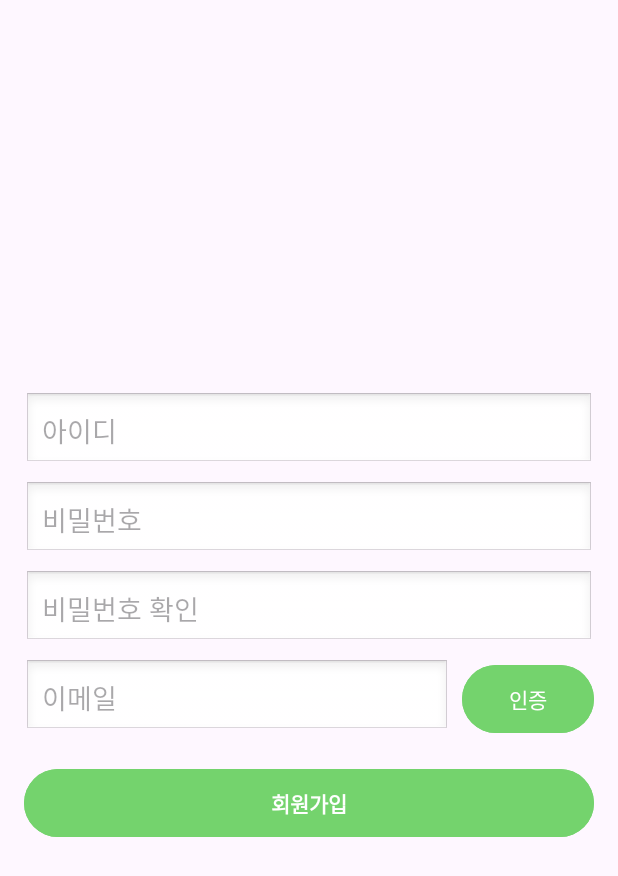
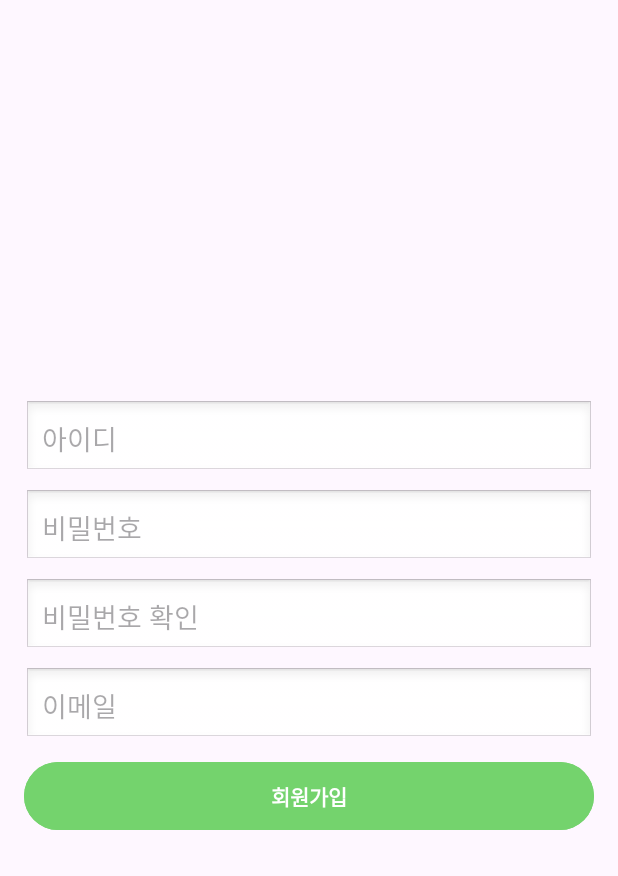
Before and after one commit to riahaaa/ecopath, an Android app: the SignUpActivity screen opened directly, with no data from a screen before it, on a phone screen of 412 x 824 dp. Shown: the top 876 px of the screen. Run offline under Robolectric (Android 15) with nearby library versions, the phone set to English and light mode, and no system bars; our stand-ins replace Firebase (no records; nobody signed in at launch, a user with empty details on screens opened directly).

Commit message:
회원가입 기능 다시 구현 (realtimebase 이용)

```diff
--- a/app/build.gradle.kts
+++ b/app/build.gradle.kts
@@ -40,7 +40,8 @@ dependencies {
     implementation("androidx.core:core-ktx:1.13.1") // Android KTX 라이브러리
     implementation("androidx.appcompat:appcompat:1.7.0") // AppCompat 라이브러리
     implementation("com.google.android.material:material:1.12.0") // Material Components
-    implementation("androidx.constraintlayout:constraintlayout:2.1.4") // ConstraintLayout
+    implementation("androidx.constraintlayout:constraintlayout:2.1.4")
+    implementation("com.google.firebase:firebase-database:21.0.0") // ConstraintLayout
 
     testImplementation("junit:junit:4.13.2") // JUnit 테스트 라이브러리
     androidTestImplementation("androidx.test.ext:junit:1.2.1") // AndroidX 테스트 라이브러리
@@ -54,4 +55,6 @@ dependencies {
 
     // Firebase Firestore
     implementation("com.google.firebase:firebase-firestore-ktx")
+    implementation ("com.google.firebase:firebase-database-ktx:20.3.0")
+
 }
--- a/app/src/main/java/edu/sungshin/ecopath/IntroActivity.kt
+++ b/app/src/main/java/edu/sungshin/ecopath/IntroActivity.kt
@@ -26,6 +26,7 @@ class IntroActivity : AppCompatActivity() {
             // 명시적으로 로그아웃 처리 (세션 초기화)
             auth.signOut()
 
+
             // 로그인 상태에 따라 화면 전환
             val intent = if (auth.currentUser != null) {
                 // 사용자가 로그인되어 있으면 HomeActivity로 이동
--- a/app/src/main/java/edu/sungshin/ecopath/LoginActivity.kt
+++ b/app/src/main/java/edu/sungshin/ecopath/LoginActivity.kt
@@ -57,7 +57,7 @@ class LoginActivity : AppCompatActivity() {
                 if (task.isSuccessful) {
                     // 로그인 성공
                     Toast.makeText(this, "로그인 성공", Toast.LENGTH_SHORT).show()
-                    val intent = Intent(this, MainActivity::class.java)
+                    val intent = Intent(this, HomeActivity::class.java)
                     startActivity(intent)
                     finish()
                 } else {
--- a/app/src/main/res/layout/activity_signup.xml
+++ b/app/src/main/res/layout/activity_signup.xml
@@ -1,8 +1,6 @@
-<!-- activity_sign_up.xml -->
 <LinearLayout xmlns:android="http://schemas.android.com/apk/res/android"
     android:layout_width="match_parent"
     android:layout_height="match_parent"
-    xmlns:app="http://schemas.android.com/apk/res-auto"
     android:orientation="vertical"
     android:padding="16dp"
     android:gravity="center">
@@ -37,32 +35,15 @@
         android:background="@android:drawable/edit_text"
         android:layout_marginBottom="8dp" />
 
-    <LinearLayout
+    <EditText
+        android:id="@+id/editTextEmail"
         android:layout_width="match_parent"
         android:layout_height="wrap_content"
-        android:orientation="horizontal"
-        android:layout_marginBottom="16dp">
-
-        <EditText
-            android:id="@+id/editTextEmail"
-            android:layout_width="0dp"
-            android:layout_height="wrap_content"
-            android:hint="이메일"
-            android:inputType="textEmailAddress"
-            android:padding="12dp"
-            android:background="@android:drawable/edit_text"
-            android:layout_weight="1"
-            android:layout_marginEnd="8dp" />
-
-        <Button
-            android:id="@+id/buttonEmailVerification"
-            android:layout_width="wrap_content"
-            android:layout_height="wrap_content"
-            android:text="인증"
-            android:backgroundTint="@color/green"
-            android:textColor="@android:color/white"
-            android:padding="12dp" />
-    </LinearLayout>
+        android:hint="이메일"
+        android:inputType="textEmailAddress"
+        android:padding="12dp"
+        android:background="@android:drawable/edit_text"
+        android:layout_marginBottom="8dp" />
 
     <Button
         android:id="@+id/buttonSignUp"
--- a/build.gradle.kts
+++ b/build.gradle.kts
@@ -1,3 +1,8 @@
+buildscript {
+    dependencies {
+        classpath("com.google.gms:google-services:4.4.2")
+    }
+}
 // Top-level build file where you can add configuration options common to all sub-projects/modules.
 plugins {
     id("com.android.application") version "8.2.0" apply false
```
Also changed, not shown: app/src/main/java/edu/sungshin/ecopath/SignUpActivity.kt (+85 -90 lines), app/src/main/java/edu/sungshin/ecopath/UserAccount.kt (added, +11 -0 lines).
